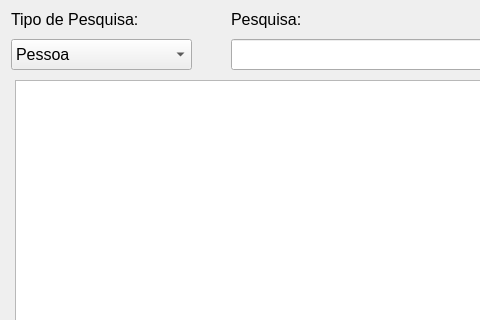
First picture: the form in app/Contabilidade.ui, repository CarlosMirdeSouza/DojoMoradaDoSol, before the edit; both pictures show x 0 to 480 and y 0 to 320 of the 960 by 640 pixel window.
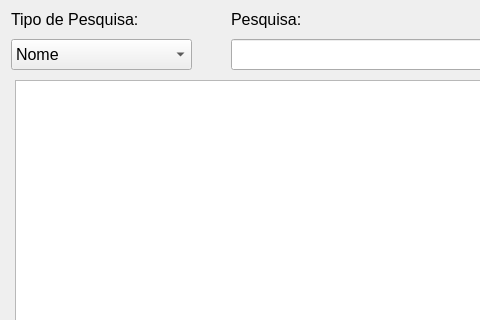
Second picture: the form after the edit.

Commit message:
Modifiquei os itens da comboBoxTipoPesquisa
Dividi o item Pessoa em Nome e CPF.

The edit to the form file:
```diff
--- a/app/Contabilidade.ui
+++ b/app/Contabilidade.ui
@@ -71,7 +71,12 @@
    </property>
    <item>
     <property name="text">
-     <string>Pessoa</string>
+     <string>Nome</string>
+    </property>
+   </item>
+   <item>
+    <property name="text">
+     <string>CPF</string>
     </property>
    </item>
    <item>
```
The commit also changes 1 other file.
